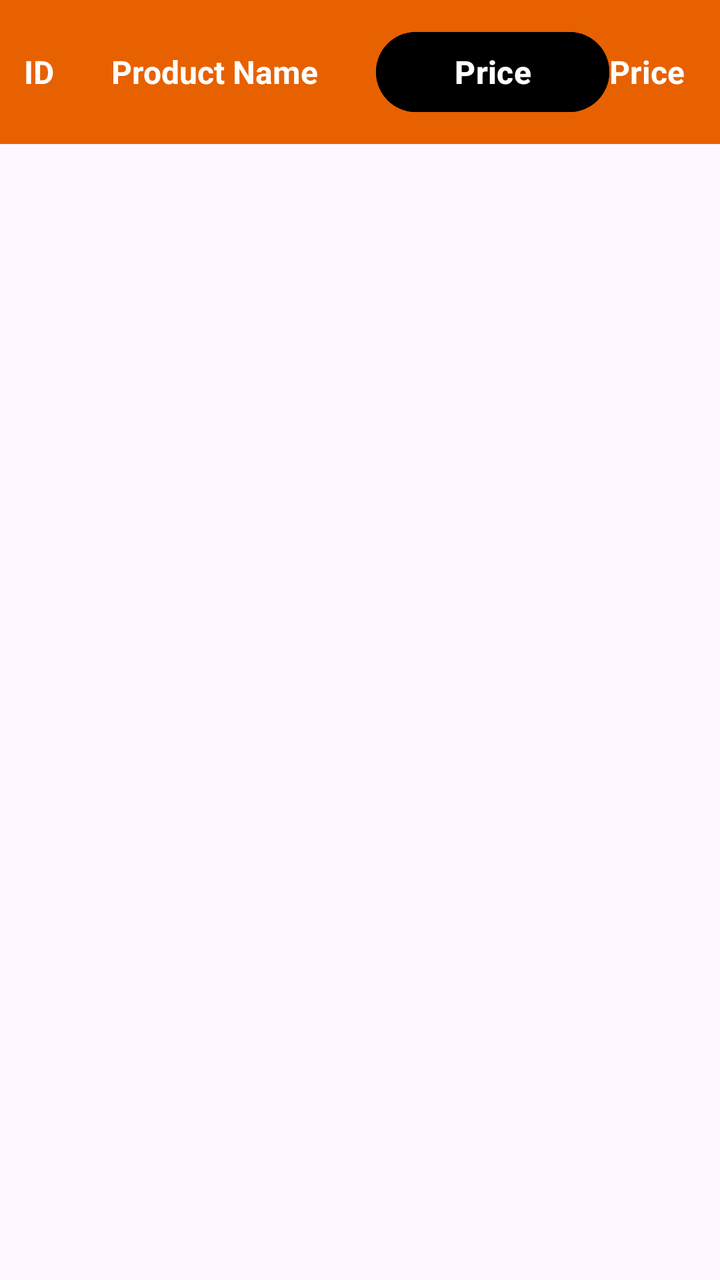
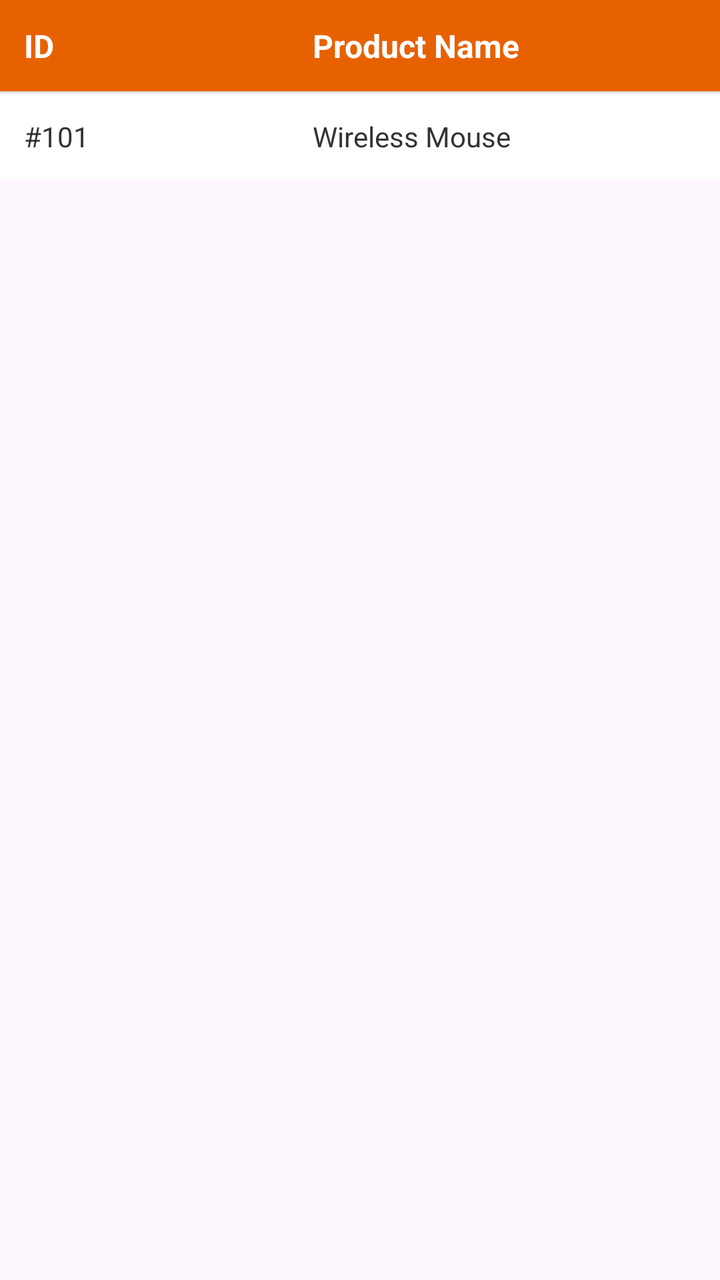

The first picture is an Android layout as it rendered before a commit; the second is the same layout after the commit. The layout source and the unified diff follow.
<!-- AndroidManifest.xml: application theme Theme.OrderingApp -->
<!-- res/layout/table_layout.xml -->
<?xml version="1.0" encoding="utf-8"?>
<RelativeLayout xmlns:android="http://schemas.android.com/apk/res/android"
    android:layout_width="match_parent"
    android:layout_height="match_parent">

    
    <TableLayout
        android:id="@+id/table_layout"
        android:layout_width="match_parent"
        android:layout_height="wrap_content"
        android:stretchColumns="*"
        android:background="#CCCCCC"
        android:showDividers="middle"
        android:divider="?android:attr/listDivider"
        android:backgroundTint="@color/white">

        
        <TableRow
            android:id="@+id/tableHeader"
            android:layout_width="match_parent"
            android:layout_height="wrap_content"
            android:background="@color/primary_color"
            android:padding="12dp">

            <TextView
                android:text="ID"
                android:textColor="#FFFFFF"
                android:textStyle="bold"
                android:textSize="16sp" />

            <TextView
                android:text="Product Name"
                android:textColor="#FFFFFF"
                android:textStyle="bold"
                android:textSize="16sp" />


            <Button
                android:text="Price"
                android:textColor="#FFFFFF"
                android:textStyle="bold"
                android:textSize="16sp"
                android:textAlignment="center"
                android:backgroundTint="@color/black"/>

            <TextView
                android:text="Price"
                android:textColor="#FFFFFF"
                android:textStyle="bold"
                android:textSize="16sp"
               />


        </TableRow>

















































    </TableLayout>

</RelativeLayout>
<!-- resources referenced by this layout -->
<resources>
  <color name="black">#FF000000</color>
  <color name="primary_color">#E86100</color>
  <color name="white">#FFFFFFFF</color>
  <style name="Theme.OrderingApp" parent="Base.Theme.OrderingApp" />
  <style name="Base.Theme.OrderingApp" parent="Theme.Material3.DayNight.NoActionBar">
          
          
      </style>
</resources>

<!-- the commit's change to res/layout/table_layout.xml (unified diff, before → after) -->
@@ -12,7 +12,8 @@
         android:background="#CCCCCC"
         android:showDividers="middle"
         android:divider="?android:attr/listDivider"
-        android:backgroundTint="@color/white">
+        android:backgroundTint="@color/white"
+        >
 
         
         <TableRow
@@ -35,20 +36,28 @@
                 android:textSize="16sp" />
 
 
-            <Button
-                android:text="Price"
-                android:textColor="#FFFFFF"
-                android:textStyle="bold"
-                android:textSize="16sp"
-                android:textAlignment="center"
-                android:backgroundTint="@color/black"/>
+        </TableRow>
+
+        
+        <TableRow
+            android:layout_width="wrap_content"
+            android:layout_height="wrap_content"
+            android:background="#FFFFFF"
+            android:padding="12dp">
 
             <TextView
-                android:text="Price"
-                android:textColor="#FFFFFF"
-                android:textStyle="bold"
-                android:textSize="16sp"
-               />
+                android:text="#101"
+                android:textColor="#333333"
+                android:textSize="14sp" />
+
+            <TextView
+                android:text="Wireless Mouse"
+                android:textColor="#333333"
+                android:textSize="14sp" />
+
+
+
+
 
 
         </TableRow>
@@ -77,30 +86,6 @@
 
 
 
-
-
-
-
-
-
-
-
-
-
-
-
-
-
-
-
-
-
-
-
-
-
-
-
     </TableLayout>
 
 </RelativeLayout>
<!-- resource entries referenced after the edit -->
@@ -1,6 +1,5 @@
 <!-- resources referenced by this layout -->
 <resources>
-  <color name="black">#FF000000</color>
   <color name="primary_color">#E86100</color>
   <color name="white">#FFFFFFFF</color>
   <style name="Theme.OrderingApp" parent="Base.Theme.OrderingApp" />
